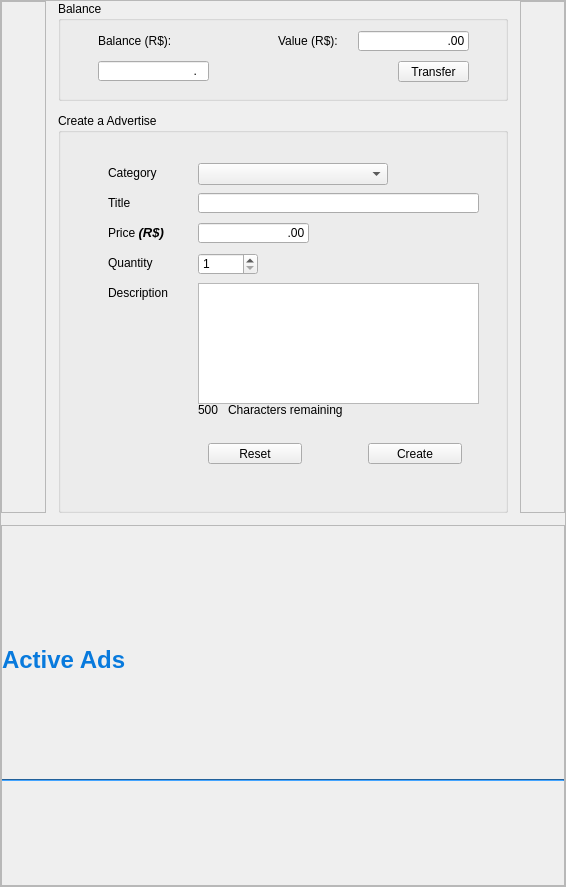
Hugo-NF/App_Ipiranga, file Ipiranga_GUI/UserPages/advertise.ui: the form before one commit.
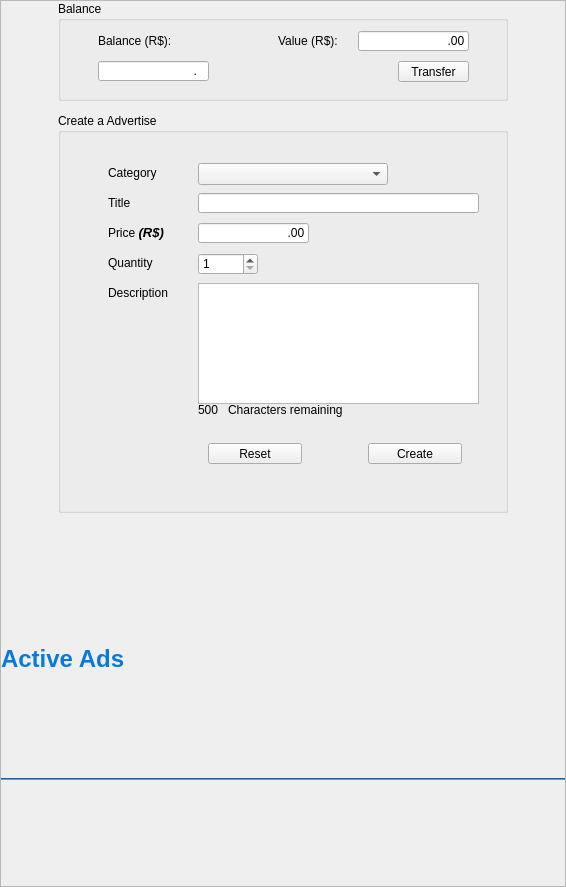
The form after the commit.

Patch:
```diff
--- a/Ipiranga_GUI/UserPages/advertise.ui
+++ b/Ipiranga_GUI/UserPages/advertise.ui
@@ -77,14 +77,7 @@
          <item>
           <layout class="QHBoxLayout" name="Banalce_advertise">
            <item>
-            <widget class="QFrame" name="left_2">
-             <property name="frameShape">
-              <enum>QFrame::StyledPanel</enum>
-             </property>
-             <property name="frameShadow">
-              <enum>QFrame::Raised</enum>
-             </property>
-            </widget>
+            <widget class="QFrame" name="left_2"/>
            </item>
            <item>
             <layout class="QVBoxLayout" name="Banalce_advertise_2">
@@ -554,14 +547,7 @@
             </layout>
            </item>
            <item>
-            <widget class="QFrame" name="right_2">
-             <property name="frameShape">
-              <enum>QFrame::StyledPanel</enum>
-             </property>
-             <property name="frameShadow">
-              <enum>QFrame::Raised</enum>
-             </property>
-            </widget>
+            <widget class="QFrame" name="right_2"/>
            </item>
           </layout>
          </item>
@@ -582,12 +568,6 @@
            <property name="styleSheet">
             <string notr="true"/>
            </property>
-           <property name="frameShape">
-            <enum>QFrame::StyledPanel</enum>
-           </property>
-           <property name="frameShadow">
-            <enum>QFrame::Raised</enum>
-           </property>
            <layout class="QVBoxLayout" name="verticalLayout_3">
             <property name="spacing">
              <number>15</number>
```
Left out of the diff: 18 changed lines with no effect on the pictures.
